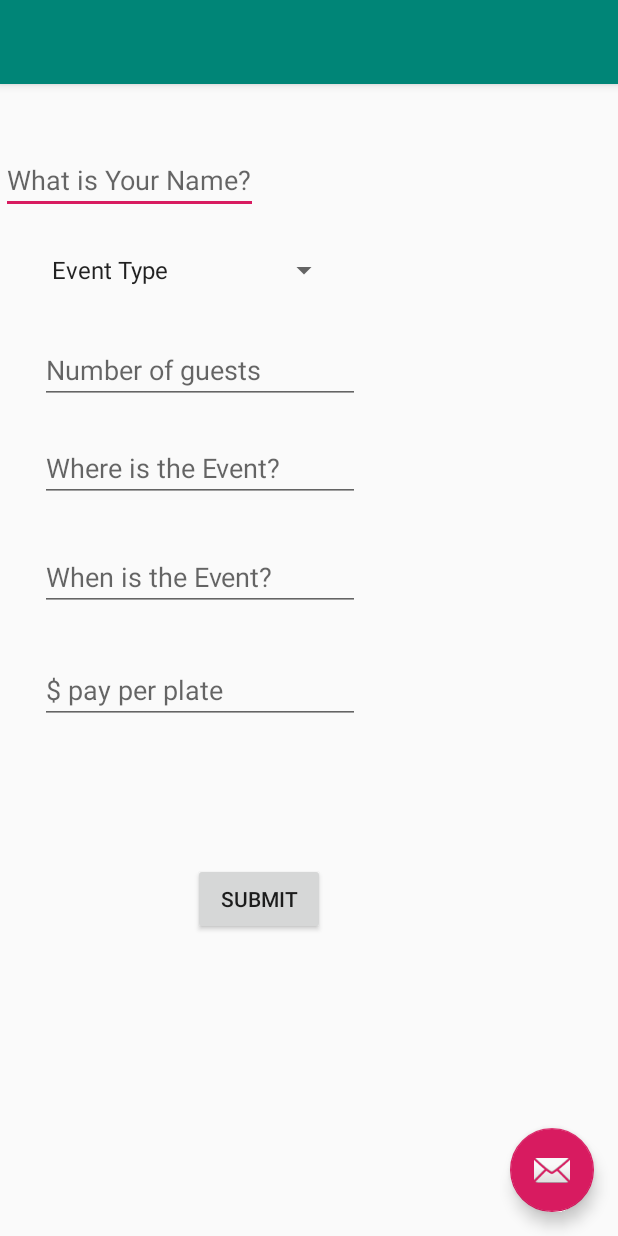
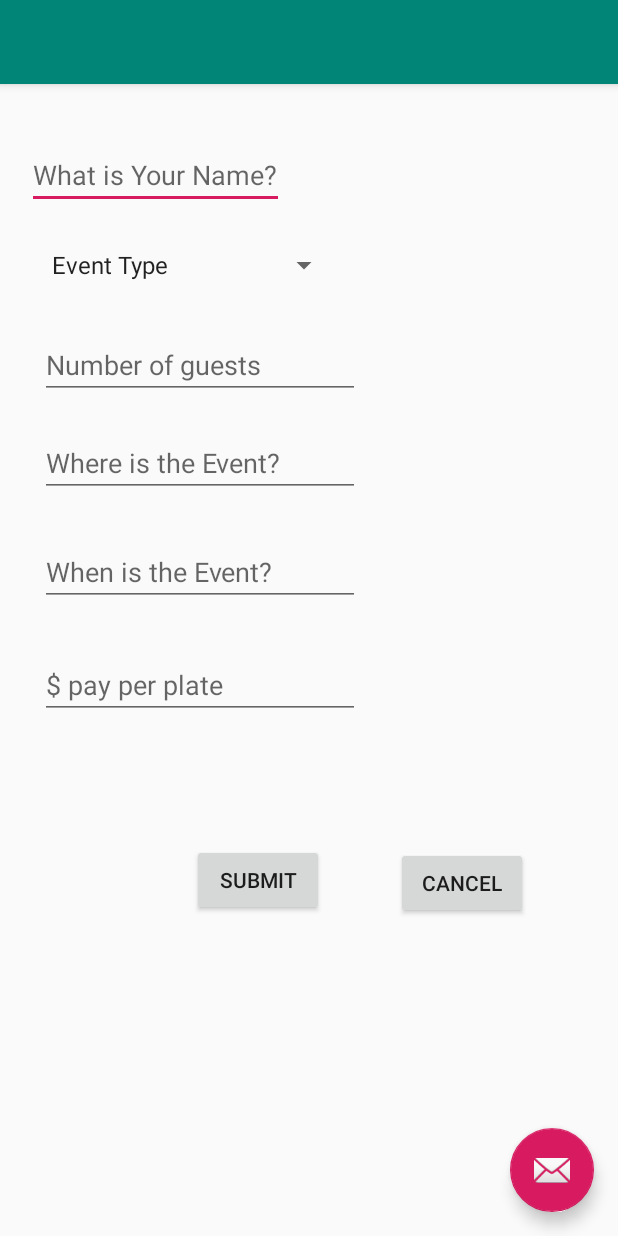
Before and after one commit to MrinaliniU/Civitas, an Android app: the PostCatering screen opened directly, with no data from a screen before it, after a tap on "SUBMIT", on a phone screen of 412 x 824 dp. Run offline under Robolectric (Android 15) with nearby library versions, the phone set to English and light mode, and no system bars.

Commit message:
Navigation Functionality

```diff
--- a/app/src/main/java/com/example/foodforgoodwichacks/PostCatering.java
+++ b/app/src/main/java/com/example/foodforgoodwichacks/PostCatering.java
@@ -32,6 +32,11 @@ public class PostCatering extends AppCompatActivity {
     EditText price;
     Spinner eventType;
     String spinnerdata;
+    /*
+        The actual data
+     */
+
+    String _name,_guests,_loc,_date,_price;
 
 
     @Override
@@ -52,9 +57,25 @@ public class PostCatering extends AppCompatActivity {
             @Override
             public void onClick(View v) {
                 Log.i("tag","Submit Clicked");
-                new MyTask().executeOnExecutor(AsyncTask.SERIAL_EXECUTOR);
+                _price = price.getText().toString();
+                _date = date.getText().toString();
+                _loc = location.getText().toString();
+                _guests = numOfGuests.getText().toString();
+                _name = name.getText().toString();
+                price.setText("");
+                date.setText("");
+                location.setText("");
+                numOfGuests.setText("");
+                name.setText("");
+
+                //new MyTask().executeOnExecutor(AsyncTask.SERIAL_EXECUTOR);
             }
         });
+    }
+
+    public void cancel(View view){
+        Intent intent = new Intent(this, Profile_Common.class);
+        startActivity(intent);
     }
 
 
--- a/app/src/main/java/com/example/foodforgoodwichacks/Profile_Common.java
+++ b/app/src/main/java/com/example/foodforgoodwichacks/Profile_Common.java
@@ -24,4 +24,9 @@ public class Profile_Common extends AppCompatActivity {
         Intent intent = new Intent(this, PostCatering.class);
         startActivity(intent);
     }
+
+    public void dashBoard(View view){
+        Intent intent = new Intent(this, DashBoard.class);
+        startActivity(intent);
+    }
 }
--- a/app/src/main/res/layout/activity_profile__common.xml
+++ b/app/src/main/res/layout/activity_profile__common.xml
@@ -30,6 +30,7 @@
         android:layout_marginTop="46dp"
         android:layout_marginEnd="69dp"
         android:layout_marginRight="69dp"
+        android:onClick="dashBoard"
         android:text="Looking to cater"
         app:layout_constraintEnd_toEndOf="parent"
         app:layout_constraintStart_toStartOf="parent"
--- a/app/src/main/res/layout/content_post_catering.xml
+++ b/app/src/main/res/layout/content_post_catering.xml
@@ -11,9 +11,9 @@
     <EditText
         android:id="@+id/name"
         android:layout_width="wrap_content"
-        android:layout_height="wrap_content"
-        android:layout_marginStart="26dp"
-        android:layout_marginLeft="26dp"
+        android:layout_height="42dp"
+        android:layout_marginStart="60dp"
+        android:layout_marginLeft="60dp"
         android:layout_marginTop="41dp"
         android:layout_marginEnd="265dp"
         android:layout_marginRight="265dp"
@@ -114,7 +114,25 @@
         android:text="Submit"
         app:layout_constraintBottom_toBottomOf="parent"
         app:layout_constraintEnd_toEndOf="parent"
+        app:layout_constraintHorizontal_bias="0.0"
         app:layout_constraintStart_toStartOf="parent"
+        app:layout_constraintTop_toBottomOf="@+id/payment"
+        app:layout_constraintVertical_bias="0.0" />
+
+    <Button
+        android:id="@+id/cancel"
+        android:layout_width="wrap_content"
+        android:layout_height="wrap_content"
+        android:layout_marginStart="47dp"
+        android:layout_marginLeft="47dp"
+        android:layout_marginTop="85dp"
+        android:layout_marginEnd="60dp"
+        android:layout_marginRight="60dp"
+        android:onClick="cancel"
+        android:text="Cancel"
+        app:layout_constraintEnd_toEndOf="parent"
+        app:layout_constraintStart_toEndOf="@+id/submit"
         app:layout_constraintTop_toBottomOf="@+id/payment" />
 
+
 </android.support.constraint.ConstraintLayout>
```
Also changed, not shown: app/src/main/java/com/example/foodforgoodwichacks/DashBoard.java (+7 -0 lines), app/src/main/res/layout/activity_dash_board.xml (+22 -4 lines).
